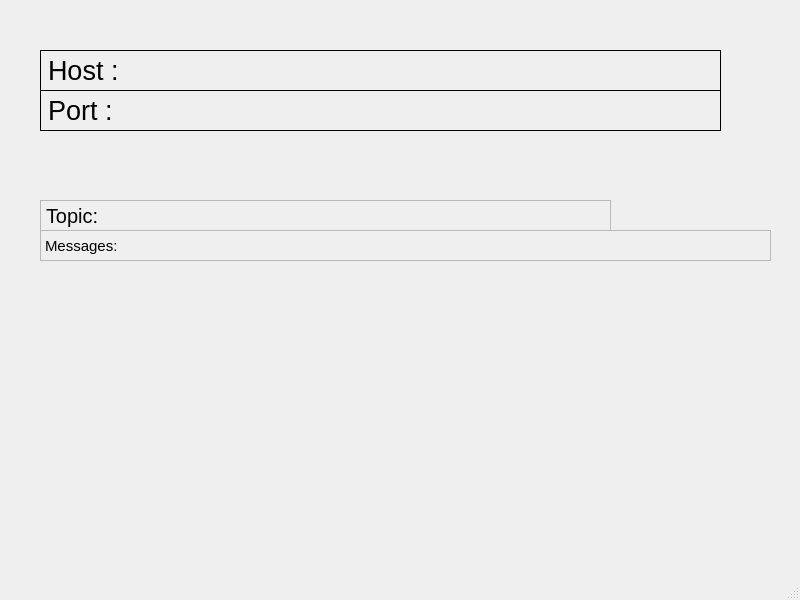
Above: PyQt/mqttClient/ui_mainwindow.ui from KMS-TEAM/Training_Project before the change. Below: the same form after it.
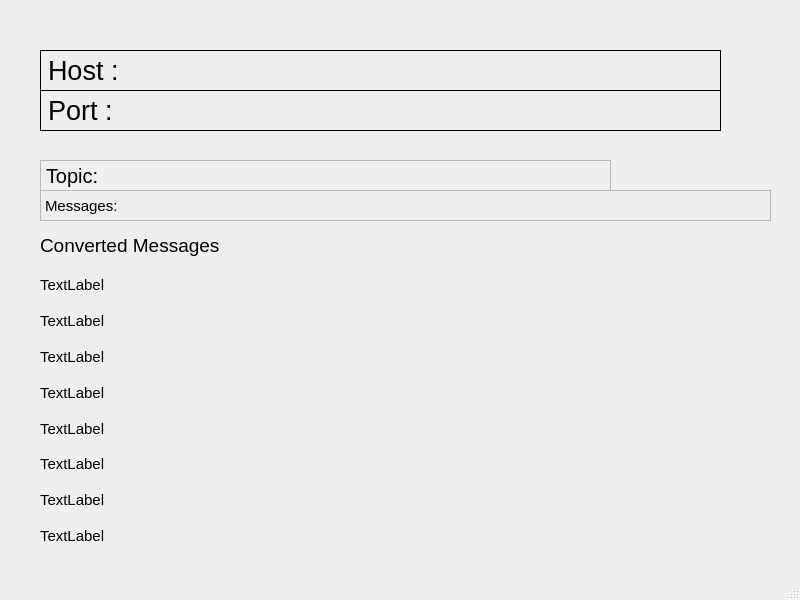
That is the form after the change.

What changed in the file:
```diff
--- a/PyQt/mqttClient/ui_mainwindow.ui
+++ b/PyQt/mqttClient/ui_mainwindow.ui
@@ -65,7 +65,7 @@
     <property name="geometry">
      <rect>
       <x>40</x>
-      <y>200</y>
+      <y>160</y>
       <width>571</width>
       <height>31</height>
      </rect>
@@ -86,7 +86,7 @@
     <property name="geometry">
      <rect>
       <x>40</x>
-      <y>230</y>
+      <y>190</y>
       <width>731</width>
       <height>31</height>
      </rect>
@@ -103,6 +103,92 @@
      <string>Messages: </string>
     </property>
    </widget>
+   <widget class="QLabel" name="label_5">
+    <property name="geometry">
+     <rect>
+      <x>40</x>
+      <y>230</y>
+      <width>181</width>
+      <height>31</height>
+     </rect>
+    </property>
+    <property name="font">
+     <font>
+      <pointsize>14</pointsize>
+     </font>
+    </property>
+    <property name="text">
+     <string>Converted Messages</string>
+    </property>
+   </widget>
+   <widget class="QWidget" name="verticalLayoutWidget">
+    <property name="geometry">
+     <rect>
+      <x>40</x>
+      <y>270</y>
+      <width>521</width>
+      <height>281</height>
+     </rect>
+    </property>
+    <layout class="QVBoxLayout" name="verticalLayout">
+     <item>
+      <widget class="QLabel" name="WindDirection">
+       <property name="text">
+        <string>TextLabel</string>
+       </property>
+      </widget>
+     </item>
+     <item>
+      <widget class="QLabel" name="WindSpeedAverage">
+       <property name="text">
+        <string>TextLabel</string>
+       </property>
+      </widget>
+     </item>
+     <item>
+      <widget class="QLabel" name="WindSpeedMax">
+       <property name="text">
+        <string>TextLabel</string>
+       </property>
+      </widget>
+     </item>
+     <item>
+      <widget class="QLabel" name="Temperature">
+       <property name="text">
+        <string>TextLabel</string>
+       </property>
+      </widget>
+     </item>
+     <item>
+      <widget class="QLabel" name="RainfallOneHour">
+       <property name="text">
+        <string>TextLabel</string>
+       </property>
+      </widget>
+     </item>
+     <item>
+      <widget class="QLabel" name="RainfallOneDay">
+       <property name="text">
+        <string>TextLabel</string>
+       </property>
+      </widget>
+     </item>
+     <item>
+      <widget class="QLabel" name="Humidity">
+       <property name="text">
+        <string>TextLabel</string>
+       </property>
+      </widget>
+     </item>
+     <item>
+      <widget class="QLabel" name="BarPressure">
+       <property name="text">
+        <string>TextLabel</string>
+       </property>
+      </widget>
+     </item>
+    </layout>
+   </widget>
   </widget>
   <widget class="QMenuBar" name="menubar">
    <property name="geometry">
```
Left out of the diff: 6 changed lines with no effect on the pictures.
